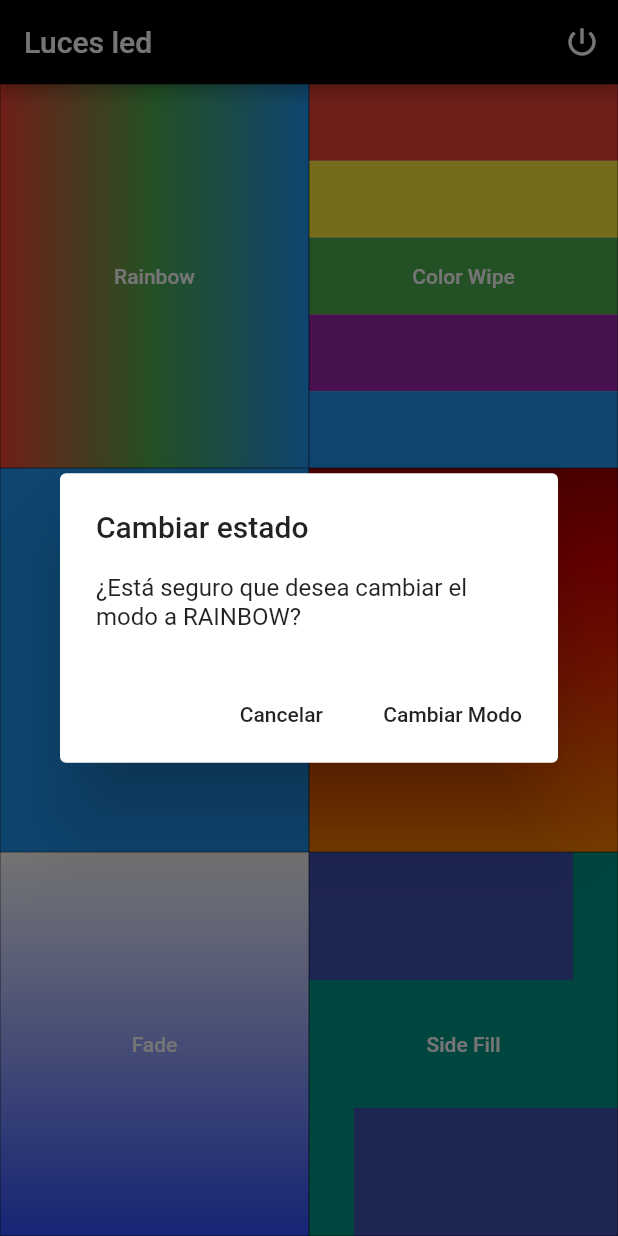
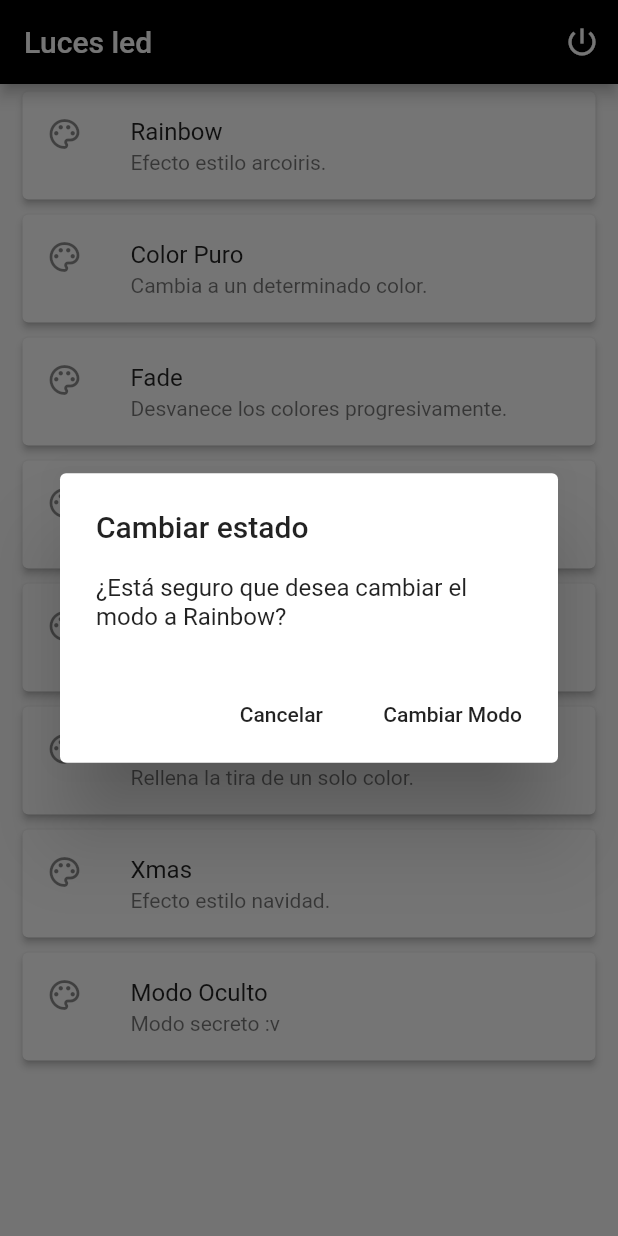
Before and after one commit to eyDev/WS2811-Flutter-Client---ESP8266-Nodemcu-WebServer, a Flutter app: the screen it shows after launch, after a tap on "Rainbow", on a phone screen of 412 x 824 dp. Run offline on Flutter 3.47's test engine with Material 2 defaults, Android fonts, the light colour scheme and no system bars; our stand-ins replace flutter_colorpicker.

Commit message:
Updated and new features improved

```diff
--- a/lib/main.dart
+++ b/lib/main.dart
@@ -1,5 +1,5 @@
 import 'package:flutter/material.dart';
-import 'package:leds/src/home_page.dart';
+import 'package:leds/pages/homePage.dart';
 
 void main() => runApp(MyApp());
 
@@ -7,6 +7,9 @@ class MyApp extends StatelessWidget {
   @override
   Widget build(BuildContext context) {
     return MaterialApp(
+      theme: ThemeData(
+        primaryColor: Colors.black,
+      ),
       debugShowCheckedModeBanner: false,
       home: HomePage(),
     );
--- /dev/null
+++ b/lib/models/luzModel.dart
@@ -0,0 +1,11 @@
+class Luz {
+  String name;
+  String description;
+  bool colorPicker;
+
+  Luz({
+    this.name,
+    this.description,
+    this.colorPicker = false,
+  });
+}
--- /dev/null
+++ b/lib/pages/homePage.dart
@@ -0,0 +1,80 @@
+import 'package:flutter/material.dart';
+import 'package:leds/models/luzModel.dart';
+import 'package:leds/widgets/dialog.dart';
+
+class HomePage extends StatefulWidget {
+  @override
+  _HomePageState createState() => _HomePageState();
+}
+
+class _HomePageState extends State<HomePage> {
+  final List<Luz> luces = <Luz>[
+    Luz(name: 'Rainbow', description: 'Efecto estilo arcoiris.'),
+    Luz(
+        name: 'Color Puro',
+        description: 'Cambia a un determinado color.',
+        colorPicker: true),
+    Luz(name: 'Fade', description: 'Desvanece los colores progresivamente.'),
+    Luz(name: 'Color Wipe', description: 'Rellena la tira de colores.'),
+    Luz(
+        name: 'Fire',
+        description: 'Efecto de llama de fuego.',
+        colorPicker: true),
+    Luz(
+        name: 'Side Fill',
+        description: 'Rellena la tira de un solo color.',
+        colorPicker: true),
+    Luz(name: 'Xmas', description: 'Efecto estilo navidad.'),
+    Luz(name: 'Modo Oculto', description: 'Modo secreto :v'),
+  ];
+
+  Widget build(BuildContext context) {
+    return Scaffold(
+      appBar: AppBar(
+        backgroundColor: Colors.black,
+        title: Text('Luces led'),
+        actions: <Widget>[
+          IconButton(
+            icon: Icon(Icons.power_settings_new),
+            onPressed: () => showDialog(
+              context: context,
+              builder: (_) => DialogWidget(
+                luzEffect: Luz(name: "TurnOff"),
+              ),
+            ),
+          ),
+        ],
+      ),
+      body: CustomScrollView(
+        slivers: [
+          _optionsList(),
+        ],
+      ),
+    );
+  }
+
+  Widget _optionsList() {
+    return SliverList(
+      delegate: SliverChildBuilderDelegate(
+        (BuildContext context, int index) {
+          return Card(
+            margin: EdgeInsets.symmetric(horizontal: 15, vertical: 5),
+            elevation: 2,
+            child: ListTile(
+              onTap: () => showDialog(
+                context: context,
+                builder: (_) => DialogWidget(
+                  luzEffect: luces[index],
+                ),
+              ),
+              leading: Icon(Icons.color_lens_outlined),
+              title: Text('${luces[index].name}'),
+              subtitle: Text('${luces[index].description}'),
+            ),
+          );
+        },
+        childCount: luces.length,
+      ),
+    );
+  }
+}
--- /dev/null
+++ b/lib/provider/postRequests.dart
@@ -0,0 +1,18 @@
+import 'dart:async';
+import 'package:http/http.dart' as http;
+
+class ServerProvider {
+  final String _url = '192.168.1.200';
+
+  Future<String> changeState(Map<String, String> queryParameter) async {
+    final url = Uri.http(_url, '/luces', queryParameter);
+    print(url);
+    try {
+      final response = await http.post(url);
+      return response.statusCode == 200 ? 'Changed' : 'Error';
+    } catch (e) {
+      print(e);
+      return 'Error';
+    }
+  }
+}
--- a/lib/src/dialogs.dart
+++ /dev/null
@@ -1,138 +0,0 @@
-import 'package:flutter/material.dart';
-import 'package:leds/src/request.dart';
-import 'package:flutter_colorpicker/flutter_colorpicker.dart';
-
-class _BottonTarjetas {
-  String _modo = "";
-  int _red, _green, _blue;
-  Color _pickerColor = Colors.blue;
-  String _urlToSend = "";
-
-  void changeColor(Color color) {
-    _pickerColor = color;
-    _red = color.red;
-    _green = color.green;
-    _blue = color.blue;
-  }
-
-  void setURL(state) {
-    _urlToSend = "$state&redF=$_red&greenF=$_green&blueF=$_blue";
-  }
-
-  void colorPuroDialog(BuildContext context) {
-    _red = _pickerColor.red;
-    _green = _pickerColor.green;
-    _blue = _pickerColor.blue;
-    showDialog(
-      context: context,
-      child: AlertDialog(
-        titlePadding: const EdgeInsets.all(0.0),
-        contentPadding: const EdgeInsets.all(0.0),
-        content: SingleChildScrollView(
-          child: ColorPicker(
-            pickerColor: _pickerColor,
-            onColorChanged: changeColor,
-            enableAlpha: false,
-            enableLabel: false,
-          ),
-        ),
-        actions: <Widget>[
-          FlatButton(
-            child: Text('Cancelar'),
-            onPressed: () => Navigator.of(context).pop(),
-          ),
-          FlatButton(
-            child: Text('Cambiar Color'),
-            onPressed: () {
-              colorProvider.colorPuro(_red, _green, _blue);
-              Navigator.of(context).pop();
-            },
-          ),
-        ],
-      ),
-    );
-  }
-
-  void cambiarEstadoDialog(BuildContext context, int estado) {
-    switch (estado) {
-      case 1:
-        _modo = "FADE";
-        break;
-      case 2:
-        _modo = "RAINBOW";
-        break;
-      case 3:
-        _modo = "COLOR WIPE";
-        break;
-      case 5:
-        _modo = "EN PROCESO";
-        break;
-      case 6:
-        _modo = "APAGAR";
-        break;
-    }
-    showDialog(
-      context: context,
-      child: AlertDialog(
-        title: Text('Cambiar estado'),
-        content: SingleChildScrollView(
-          child: ListBody(
-            children: <Widget>[
-              Text('¿Está seguro que desea cambiar el modo a $_modo?'),
-            ],
-          ),
-        ),
-        actions: <Widget>[
-          FlatButton(
-            child: Text('Cancelar'),
-            onPressed: () => Navigator.of(context).pop(),
-          ),
-          FlatButton(
-            child: Text('Cambiar Modo'),
-            onPressed: () {
-              colorProvider.cambiarModo(estado);
-              Navigator.of(context).pop();
-            },
-          ),
-        ],
-      ),
-    );
-  }
-
-  void rgbFire(BuildContext context, int state) {
-    _red = _pickerColor.red;
-    _green = _pickerColor.green;
-    _blue = _pickerColor.blue;
-    showDialog(
-      context: context,
-      child: AlertDialog(
-        titlePadding: const EdgeInsets.all(0.0),
-        contentPadding: const EdgeInsets.all(0.0),
-        content: SingleChildScrollView(
-          child: ColorPicker(
-            pickerColor: _pickerColor,
-            onColorChanged: changeColor,
-            enableAlpha: false,
-            enableLabel: false,
-          ),
-        ),
-        actions: <Widget>[
-          FlatButton(
-            child: Text('Cancelar'),
-            onPressed: () => Navigator.of(context).pop(),
-          ),
-          FlatButton(
-            child: Text('Cambiar Estilo'),
-            onPressed: () {
-              setURL(state);
-              colorProvider.cambiarModo(_urlToSend);
-              Navigator.of(context).pop();
-            },
-          ),
-        ],
-      ),
-    );
-  }
-}
-
-final botonTarjetas = new _BottonTarjetas();
--- a/lib/src/home_page.dart
+++ /dev/null
@@ -1,211 +0,0 @@
-import 'package:flutter/material.dart';
-
-import 'dialogs.dart';
-
-class HomePage extends StatefulWidget {
-  @override
-  _HomePageState createState() => _HomePageState();
-}
-
-class _HomePageState extends State<HomePage> {
-  Widget build(BuildContext context) {
-    double ancho = MediaQuery.of(context).size.width;
-    return Scaffold(
-      appBar: AppBar(
-        backgroundColor: Colors.black,
-        title: Text('Luces led'),
-        actions: <Widget>[
-          IconButton(
-            icon: Icon(Icons.power_settings_new),
-            onPressed: () => botonTarjetas.cambiarEstadoDialog(context, 6),
-          ),
-        ],
-      ),
-      body: Builder(builder: (context) {
-        return _listaBotones(context, ancho);
-      }),
-    );
-  }
-
-  Widget _listaBotones(BuildContext context, double ancho) {
-    double bodyHeight = MediaQuery.of(context).size.height -
-        Scaffold.of(context).appBarMaxHeight;
-    final botonList = Row(
-      children: <Widget>[
-        Column(
-          children: <Widget>[
-            Container(
-              decoration: BoxDecoration(
-                gradient: LinearGradient(
-                  begin: Alignment.centerLeft,
-                  end: Alignment.centerRight,
-                  colors: [
-                    Colors.red,
-                    Colors.green,
-                    Colors.blue,
-                  ],
-                ),
-              ),
-              height: bodyHeight / 3,
-              width: ancho / 2,
-              child: FlatButton(
-                child: Text('Rainbow'),
-                textColor: Colors.white,
-                onPressed: () => botonTarjetas.cambiarEstadoDialog(context, 2),
-                shape: RoundedRectangleBorder(
-                    borderRadius: new BorderRadius.circular(0.0),
-                    side: BorderSide(color: Colors.black, width: 0.2)),
-              ),
-            ),
-            Container(
-              height: bodyHeight / 3,
-              width: ancho / 2,
-              child: FlatButton(
-                child: Text('Color Puro'),
-                color: Colors.blue,
-                textColor: Colors.white,
-                onPressed: () => botonTarjetas.colorPuroDialog(context),
-                shape: RoundedRectangleBorder(
-                    borderRadius: new BorderRadius.circular(0.0),
-                    side: BorderSide(color: Colors.black, width: 0.2)),
-              ),
-            ),
-            Container(
-              decoration: BoxDecoration(
-                gradient: LinearGradient(
-                  begin: Alignment.bottomCenter,
-                  end: Alignment.topCenter,
-                  colors: [Color(0xff304ffe), Colors.white],
-                ),
-              ),
-              height: bodyHeight / 3,
-              width: ancho / 2,
-              child: FlatButton(
-                child: Text('Fade'),
-                textColor: Colors.white,
-                onPressed: () => botonTarjetas.cambiarEstadoDialog(context, 1),
-                shape: RoundedRectangleBorder(
-                    borderRadius: new BorderRadius.circular(0.0),
-                    side: BorderSide(color: Colors.black, width: 0.2)),
-              ),
-            ),
-          ],
-        ),
-        Column(
-          children: <Widget>[
-            Container(
-              height: bodyHeight / 3,
-              width: ancho / 2,
-              child: FlatButton(
-                padding: EdgeInsets.all(0.0),
-                child: Column(
-                  children: <Widget>[
-                    Container(
-                      color: Colors.red,
-                      height: bodyHeight / 15,
-                      width: ancho / 2,
-                    ),
-                    Container(
-                      color: Colors.yellow,
-                      height: bodyHeight / 15,
-                      width: ancho / 2,
-                    ),
-                    Container(
-                      child: Center(
-                        child: Text('Color Wipe'),
-                      ),
-                      color: Colors.green,
-                      height: bodyHeight / 15,
-                      width: ancho / 2,
-                    ),
-                    Container(
-                      color: Colors.purple,
-                      height: bodyHeight / 15,
-                      width: ancho / 2,
-                    ),
-                    Container(
-                      color: Colors.blue,
-                      height: bodyHeight / 15,
-                      width: ancho / 2,
-                    ),
-                  ],
-                ),
-                textColor: Colors.white,
-                onPressed: () => botonTarjetas.cambiarEstadoDialog(context, 3),
-                shape: RoundedRectangleBorder(
-                    borderRadius: new BorderRadius.circular(0.0),
-                    side: BorderSide(color: Colors.black, width: 0.2)),
-              ),
-            ),
-            Container(
-              decoration: BoxDecoration(
-                gradient: LinearGradient(
-                  begin: Alignment.bottomCenter,
-                  end: Alignment.topCenter,
-                  colors: [
-                    Color(0xffff8100),
-                    Color(0xfff25500),
-                    Color(0xffea2300),
-                    Color(0xffd80000),
-                    Color(0xffa10000),
-                  ],
-                ),
-              ),
-              height: bodyHeight / 3,
-              width: ancho / 2,
-              child: FlatButton(
-                child: Text('Fire'),
-                textColor: Colors.white,
-                onPressed: () => botonTarjetas.rgbFire(context, 4),
-                shape: RoundedRectangleBorder(
-                    borderRadius: new BorderRadius.circular(0.0),
-                    side: BorderSide(color: Colors.black, width: 0.2)),
-              ),
-            ),
-            Container(
-              height: bodyHeight / 3,
-              width: ancho / 2,
-              child: FlatButton(
-                padding: EdgeInsets.all(0.0),
-                child: Column(
-                  children: <Widget>[
-                    Align(
-                      alignment: Alignment.bottomLeft,
-                      child: Container(
-                        color: Colors.indigo,
-                        height: bodyHeight / 9,
-                        width: ancho / 2 - 30,
-                      ),
-                    ),
-                    Container(
-                      child: Center(
-                        child: Text('Side Fill'),
-                      ),
-                      height: bodyHeight / 9,
-                      width: ancho / 2,
-                    ),
-                    Align(
-                      alignment: Alignment.topRight,
-                      child: Container(
-                        color: Colors.indigo,
-                        height: bodyHeight / 9,
-                        width: ancho / 2 - 30,
-                      ),
-                    ),
-                  ],
-                ),
-                color: Colors.teal,
-                textColor: Colors.white,
-                onPressed: () => botonTarjetas.rgbFire(context, 5),
-                shape: RoundedRectangleBorder(
-                    borderRadius: new BorderRadius.circular(0.0),
-                    side: BorderSide(color: Colors.black, width: 0.2)),
-              ),
-            ),
-          ],
-        ),
-      ],
-    );
-    return botonList;
-  }
-}
--- a/lib/src/request.dart
+++ /dev/null
@@ -1,18 +0,0 @@
-import 'dart:async';
-import 'package:http/http.dart' as http;
-
-class ColorProvider {
-  var client = new http.Client();
-  Future<void> colorPuro(red, green, blue) async {
-    await client.get(
-        'http://192.168.1.200/colorPuro?red=$red&blue=$blue&green=$green&estado=0');
-    await client.get(
-        'http://192.168.1.200/colorPuro?red=$red&blue=$blue&green=$green&estado=0');
-  }
-
-  Future<void> cambiarModo(estado) async {
-    await client.get('http://192.168.1.200/state?estado=$estado');
-  }
-}
-
-final colorProvider = new ColorProvider();
--- /dev/null
+++ b/lib/widgets/colorToPick.dart
@@ -0,0 +1,15 @@
+import 'package:flutter/material.dart';
+
+class Colores {
+  static final Colores _instancia = new Colores._();
+
+  factory Colores() {
+    return _instancia;
+  }
+
+  Colores._();
+  int red = 0;
+  int green = 0;
+  int blue = 255;
+  Color pickerColor = Colors.blue;
+}
--- /dev/null
+++ b/lib/widgets/dialog.dart
@@ -0,0 +1,86 @@
+import 'package:flutter/material.dart';
+import 'package:flutter_colorpicker/flutter_colorpicker.dart';
+import 'package:leds/models/luzModel.dart';
+import 'package:leds/provider/postRequests.dart';
+import 'package:leds/widgets/colorToPick.dart';
+
+class DialogWidget extends StatefulWidget {
+  final Luz luzEffect;
+
+  DialogWidget({@required this.luzEffect});
+
+  @override
+  _DialogWidgetState createState() => _DialogWidgetState();
+}
+
+class _DialogWidgetState extends State<DialogWidget> {
+  final ServerProvider serverProvider = new ServerProvider();
+  Colores colores = Colores();
+
+  @override
+  Widget build(BuildContext context) {
+    return widget.luzEffect.colorPicker
+        ? _dialogWithPicker()
+        : _dialogWithoutPicker();
+  }
+
+  Widget _dialogWithPicker() {
+    return AlertDialog(
+      scrollable: true,
+      contentPadding: EdgeInsets.all(0.0),
+      content: ColorPicker(
+        pickerColor: colores.pickerColor,
+        onColorChanged: changeColor,
+        enableAlpha: false,
+        showLabel: false,
+      ),
+      actions: <Widget>[
+        FlatButton(
+          child: Text('Cancelar'),
+          onPressed: () => Navigator.of(context).pop(),
+        ),
+        FlatButton(
+          child: Text('Cambiar Color'),
+          onPressed: () {
+            serverProvider.changeState({
+              'state': '${widget.luzEffect.name.replaceAll(' ', '')}',
+              'red': '${colores.red}',
+              'green': '${colores.green}',
+              'blue': '${colores.blue}'
+            });
+            Navigator.of(context).pop();
+          },
+        ),
+      ],
+    );
+  }
+
+  void changeColor(Color color) {
+    colores.pickerColor = color;
+    colores.red = color.red;
+    colores.green = color.green;
+    colores.blue = color.blue;
+  }
+
+  Widget _dialogWithoutPicker() {
+    return AlertDialog(
+      title: Text('Cambiar estado'),
+      content: Text(
+          '¿Está seguro que desea cambiar el modo a ${widget.luzEffect.name}?'),
+      actions: <Widget>[
+        FlatButton(
+          child: Text('Cancelar'),
+          onPressed: () => Navigator.of(context).pop(),
+        ),
+        FlatButton(
+          child: Text('Cambiar Modo'),
+          onPressed: () {
+            serverProvider.changeState(
+                {'state': '${widget.luzEffect.name.replaceAll(' ', '')}'});
+            Navigator.of(context).pop();
+          },
+        ),
+      ],
+    );
+  }
+}
--- a/pubspec.yaml
+++ b/pubspec.yaml
@@ -20,7 +20,7 @@ dependencies:
   flutter:
     sdk: flutter
   http: ^0.12.0+4
-  flutter_colorpicker: ^0.2.6
+  flutter_colorpicker: ^0.3.4
 
   # The following adds the Cupertino Icons font to your application.
   # Use with the CupertinoIcons class for iOS style icons.
```
Also changed, not shown: pubspec.lock, 3 other files.
